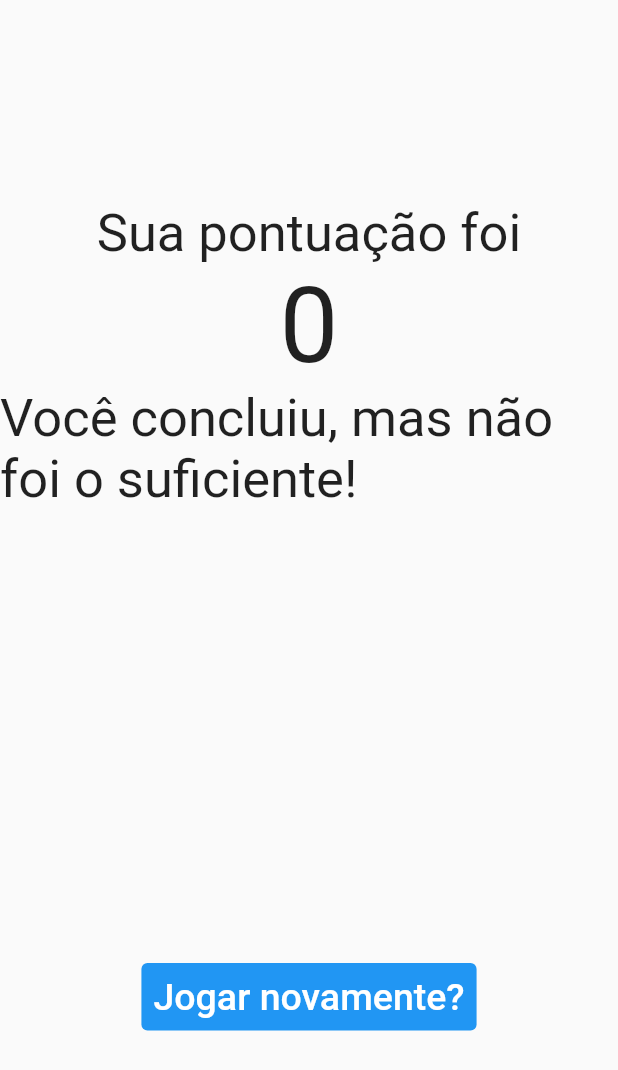
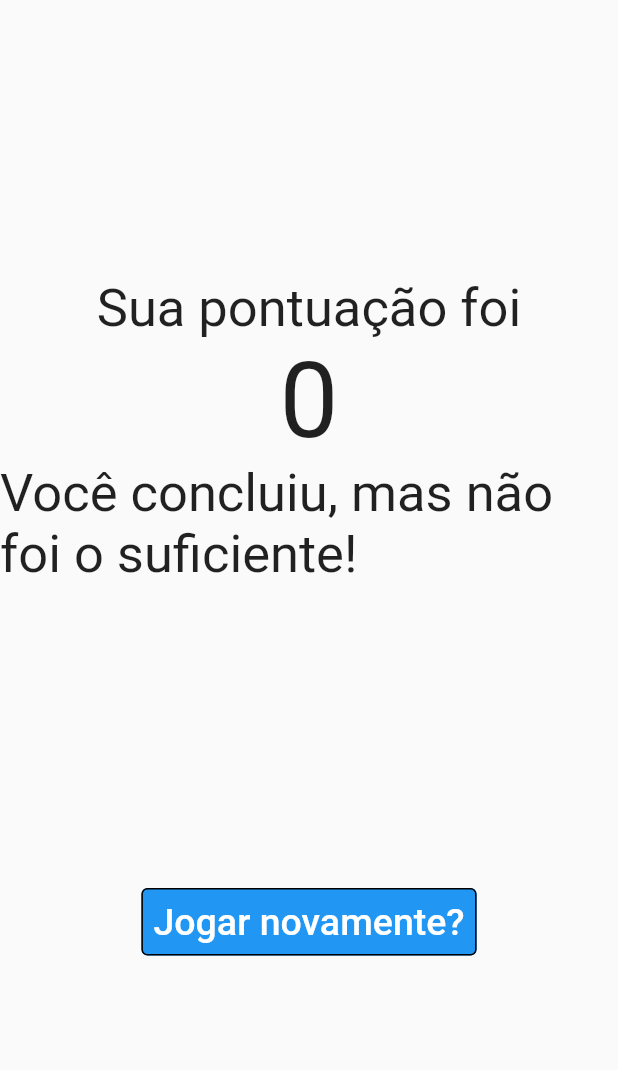
Before and after one commit to e-medeiros1/quiz_app, a Flutter app: the Resultado widget shown alone on an empty page, opened directly with empty values, on a phone screen of 412 x 824 dp. Shown: the top 1070 px of the screen. Run offline on Flutter 3.47's test engine with Material 2 defaults, Android fonts, the phone set to English and light mode, and no system bars.

Commit message:
Borda simples no botão de restart

```diff
--- a/lib/resultado_final.dart
+++ b/lib/resultado_final.dart
@@ -32,13 +32,19 @@ class Resultado extends StatelessWidget {
         Text('$pontuacao', style: TextStyle(fontSize: 70)),
         Center(child: Text(fraseResultado, style: TextStyle(fontSize: 35))),
         Container(
-          padding: EdgeInsets.fromLTRB(0, 300, 0, 0),
+          padding: EdgeInsets.fromLTRB(0, 200, 0, 0),
           child: TextButton(
-              style: ButtonStyle(
-                  backgroundColor: MaterialStateProperty.all(Colors.blue)),
-              onPressed: quandoReiniciado,
-              child: Text('Jogar novamente?',
-                  style: TextStyle(fontSize: 25, color: Colors.white))),
+            style: ButtonStyle(
+              backgroundColor: MaterialStateProperty.all(Colors.blue),
+              side: MaterialStateProperty.all(
+                  BorderSide(style: BorderStyle.solid)),
+            ),
+            onPressed: quandoReiniciado,
+            child: Text(
+              'Jogar novamente?',
+              style: TextStyle(fontSize: 25, color: Colors.white),
+            ),
+          ),
         ),
       ],
     );
```
